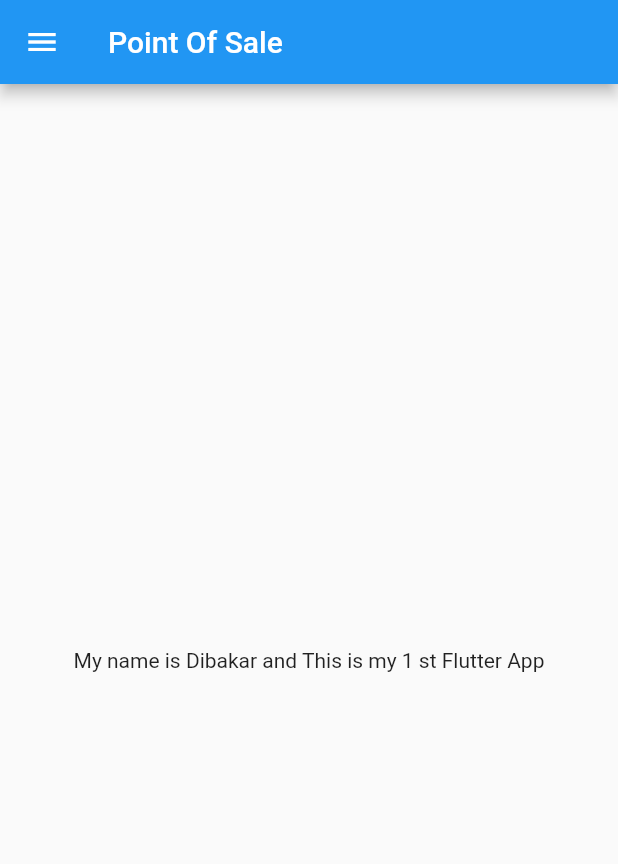
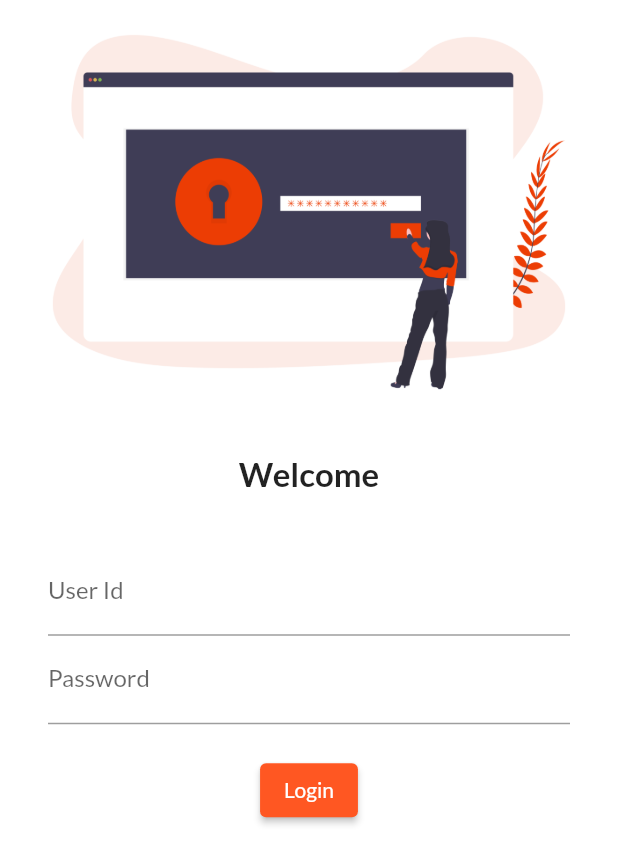
Before and after one commit to dibagit/flutter_POS, a Flutter app: the screen it shows after launch, on a phone screen of 412 x 824 dp. Shown: the top 864 px of the screen. Run offline on Flutter 3.47's test engine with Material 2 defaults, Android fonts, the phone set to English and light mode, and no system bars; our stand-ins replace google_fonts.

Commit message:
completed day3

```diff
--- a/lib/main.dart
+++ b/lib/main.dart
@@ -1,5 +1,7 @@
-import 'package:app_1/home_page.dart';
+import 'package:app_1/pages/home_page.dart';
+import 'package:app_1/pages/login_page.dart';
 import 'package:flutter/material.dart';
+import 'package:google_fonts/google_fonts.dart';
 
 void main() {
   runApp(MyApp());
@@ -9,7 +11,16 @@ class MyApp extends StatelessWidget {
   @override
   Widget build(BuildContext context) {
     return MaterialApp(
-      home: HomePage(),
+      themeMode: ThemeMode.light,
+      theme: ThemeData(
+        primarySwatch: Colors.deepOrange,
+        fontFamily: GoogleFonts.lato().fontFamily,
+      ),
+      darkTheme: ThemeData(brightness: Brightness.dark),
+      routes: {
+        '/': (context) => LoginPage(),
+        '/home': (context) => HomePage(),
+      },
     );
   }
 }
--- /dev/null
+++ b/lib/pages/login_page.dart
@@ -0,0 +1,65 @@
+// ignore_for_file: prefer_const_constructors
+
+import 'package:flutter/material.dart';
+
+// ignore: use_key_in_widget_constructors
+class LoginPage extends StatelessWidget {
+  @override
+  Widget build(BuildContext context) {
+    return Material(
+      color: Colors.white,
+      child: Column(
+        children: [
+          Image.asset(
+            'assets/image/login.png',
+            fit: BoxFit.cover,
+          ),
+          SizedBox(
+            height: 20,
+          ),
+          Text(
+            'Welcome',
+            style: TextStyle(
+              fontWeight: FontWeight.bold,
+              fontSize: 22,
+            ),
+          ),
+          SizedBox(
+            height: 20,
+          ),
+          Padding(
+            padding:
+                const EdgeInsets.symmetric(vertical: 16.0, horizontal: 32.0),
+            child: Column(
+              children: [
+                TextFormField(
+                  decoration: InputDecoration(
+                    labelText: 'User Id',
+                    hintText: 'Enter Your User Id',
+                  ),
+                ),
+                TextFormField(
+                  obscureText: true,
+                  decoration: InputDecoration(
+                    labelText: 'Password',
+                    hintText: 'Enter Your Password',
+                  ),
+                ),
+                SizedBox(
+                  height: 20,
+                ),
+                ElevatedButton(
+                  onPressed: () {
+                    // ignore: avoid_print
+                    print('hiee this is me');
+                  },
+                  child: Text("Login"),
+                )
+              ],
+            ),
+          ),
+        ],
+      ),
+    );
+  }
+}
--- a/pubspec.yaml
+++ b/pubspec.yaml
@@ -45,6 +45,7 @@ dev_dependencies:
   # package. See that file for information about deactivating specific lint
   # rules and activating additional ones.
   flutter_lints: ^1.0.0
+  google_fonts: ^2.1.0
 
 # For information on the generic Dart part of this file, see the
 # following page: https://dart.dev/tools/pub/pubspec
@@ -58,8 +59,8 @@ flutter:
   uses-material-design: true
 
   # To add assets to your application, add an assets section, like this:
-  # assets:
-  #   - images/a_dot_burr.jpeg
+  assets:
+    - assets/image/
   #   - images/a_dot_ham.jpeg
 
   # An image asset can refer to one or more resolution-specific "variants", see
```
Also changed, not shown: assets/image/login.png (added), assets/image/login2.png (added), lib/pages/home_page.dart (renamed from lib/home_page.dart), pubspec.lock.
